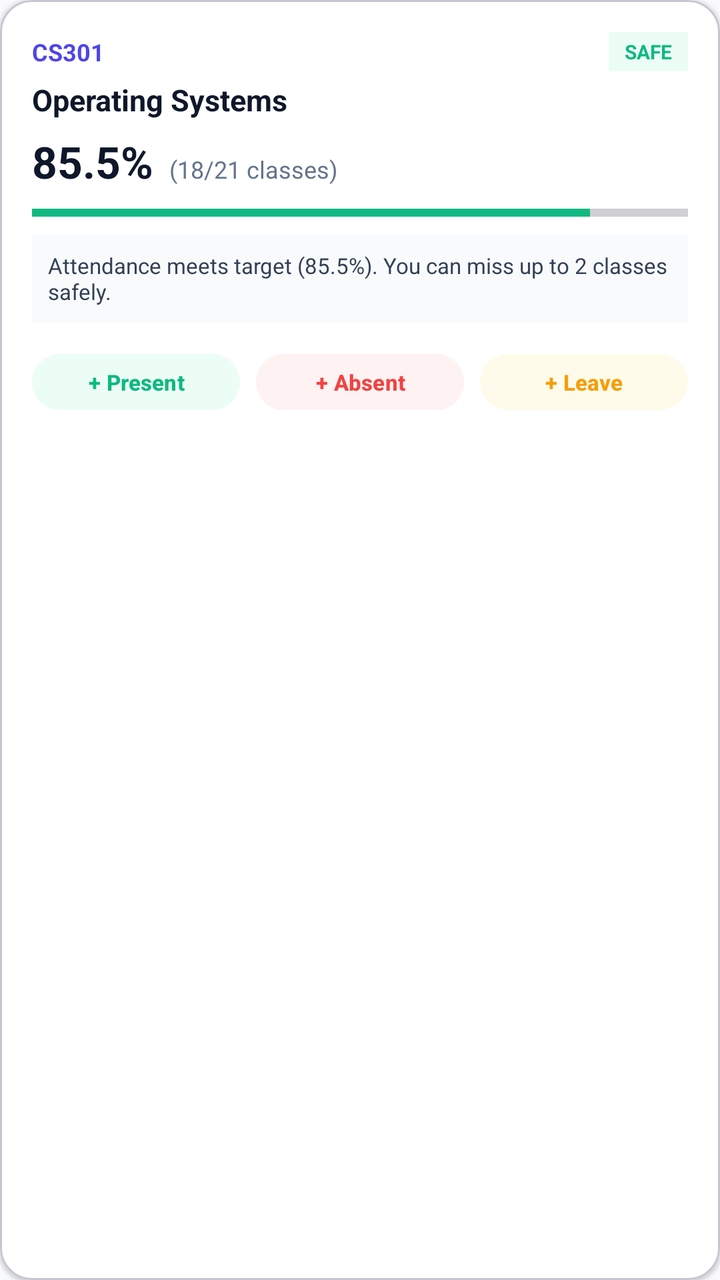
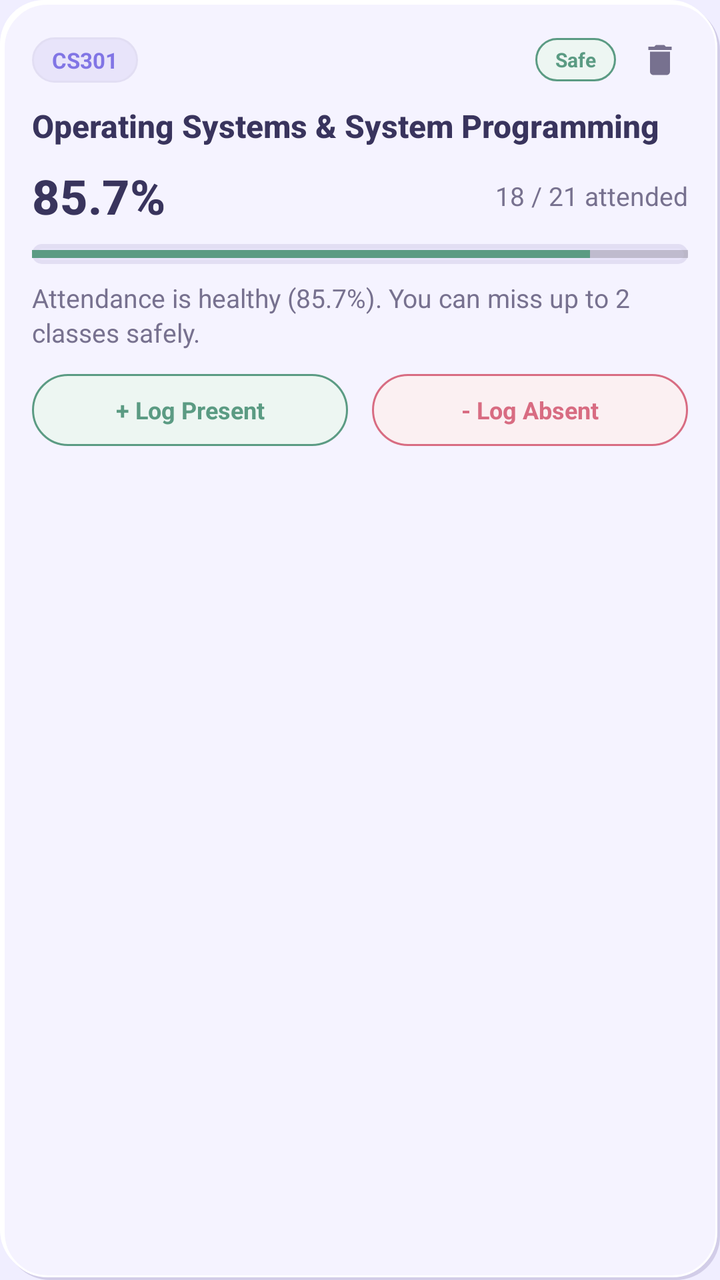

The first picture is an Android layout as it rendered before a commit; the second is the same layout after the commit. The layout source and the unified diff follow.
<!-- AndroidManifest.xml: application theme Theme.AcademiaLife -->
<!-- res/layout/item_attendance_subject.xml -->
<?xml version="1.0" encoding="utf-8"?>
<com.google.android.material.card.MaterialCardView xmlns:android="http://schemas.android.com/apk/res/android"
    xmlns:app="http://schemas.android.com/apk/res-auto"
    android:layout_width="match_parent"
    android:layout_height="wrap_content"
    android:layout_marginBottom="12dp"
    app:cardBackgroundColor="@color/white"
    app:cardCornerRadius="16dp"
    app:cardElevation="1dp">

    <LinearLayout
        android:layout_width="match_parent"
        android:layout_height="wrap_content"
        android:orientation="vertical"
        android:padding="16dp">

        <LinearLayout
            android:layout_width="match_parent"
            android:layout_height="wrap_content"
            android:gravity="center_vertical"
            android:orientation="horizontal">

            <TextView
                android:id="@+id/tvSubjectCode"
                android:layout_width="wrap_content"
                android:layout_height="wrap_content"
                android:text="CS301"
                android:textColor="@color/brand_primary"
                android:textSize="12sp"
                android:textStyle="bold" />

            <View
                android:layout_width="0dp"
                android:layout_height="0dp"
                android:layout_weight="1" />

            <TextView
                android:id="@+id/tvStatusBadge"
                android:layout_width="wrap_content"
                android:layout_height="wrap_content"
                android:background="@color/status_safe_bg"
                android:paddingHorizontal="8dp"
                android:paddingVertical="3dp"
                android:text="SAFE"
                android:textColor="@color/status_safe"
                android:textSize="10sp"
                android:textStyle="bold" />
        </LinearLayout>

        <TextView
            android:id="@+id/tvSubjectName"
            android:layout_width="match_parent"
            android:layout_height="wrap_content"
            android:layout_marginTop="4dp"
            android:text="Operating Systems"
            android:textColor="@color/slate_900"
            android:textSize="15sp"
            android:textStyle="bold" />

        <LinearLayout
            android:layout_width="match_parent"
            android:layout_height="wrap_content"
            android:layout_marginTop="6dp"
            android:gravity="baseline"
            android:orientation="horizontal">

            <TextView
                android:id="@+id/tvAttendancePct"
                android:layout_width="wrap_content"
                android:layout_height="wrap_content"
                android:text="85.5%"
                android:textColor="@color/slate_900"
                android:textSize="22sp"
                android:textStyle="bold" />

            <TextView
                android:id="@+id/tvAttendanceFraction"
                android:layout_width="wrap_content"
                android:layout_height="wrap_content"
                android:layout_marginStart="8dp"
                android:text="(18/21 classes)"
                android:textColor="@color/slate_500"
                android:textSize="12sp" />
        </LinearLayout>

        <ProgressBar
            android:id="@+id/pbAttendance"
            style="@style/Widget.AppCompat.ProgressBar.Horizontal"
            android:layout_width="match_parent"
            android:layout_height="6dp"
            android:layout_marginTop="8dp"
            android:max="100"
            android:progress="85"
            android:progressTint="@color/status_safe" />

        <TextView
            android:id="@+id/tvExplanation"
            android:layout_width="match_parent"
            android:layout_height="wrap_content"
            android:layout_marginTop="8dp"
            android:background="@color/slate_50"
            android:padding="8dp"
            android:text="Attendance meets target (85.5%). You can miss up to 2 classes safely."
            android:textColor="@color/slate_700"
            android:textSize="11sp" />

        
        <LinearLayout
            android:layout_width="match_parent"
            android:layout_height="wrap_content"
            android:layout_marginTop="12dp"
            android:orientation="horizontal">

            <Button
                android:id="@+id/btnQuickPresent"
                style="@style/Widget.Material3.Button.TonalButton"
                android:layout_width="0dp"
                android:layout_height="36dp"
                android:layout_marginEnd="4dp"
                android:layout_weight="1"
                android:backgroundTint="@color/status_safe_bg"
                android:padding="0dp"
                android:text="+ Present"
                android:textColor="@color/status_safe"
                android:textSize="11sp"
                android:textStyle="bold" />

            <Button
                android:id="@+id/btnQuickAbsent"
                style="@style/Widget.Material3.Button.TonalButton"
                android:layout_width="0dp"
                android:layout_height="36dp"
                android:layout_marginStart="4dp"
                android:layout_marginEnd="4dp"
                android:layout_weight="1"
                android:backgroundTint="@color/status_critical_bg"
                android:padding="0dp"
                android:text="+ Absent"
                android:textColor="@color/status_critical"
                android:textSize="11sp"
                android:textStyle="bold" />

            <Button
                android:id="@+id/btnQuickLeave"
                style="@style/Widget.Material3.Button.TonalButton"
                android:layout_width="0dp"
                android:layout_height="36dp"
                android:layout_marginStart="4dp"
                android:layout_weight="1"
                android:backgroundTint="@color/status_warning_bg"
                android:padding="0dp"
                android:text="+ Leave"
                android:textColor="@color/status_warning"
                android:textSize="11sp"
                android:textStyle="bold" />
        </LinearLayout>
    </LinearLayout>
</com.google.android.material.card.MaterialCardView>
<!-- resources referenced by this layout -->
<resources>
  <color name="brand_primary">#4F46E5</color>
  <color name="slate_50">#F8FAFC</color>
  <color name="slate_500">#64748B</color>
  <color name="slate_700">#334155</color>
  <color name="slate_900">#0F172A</color>
  <color name="status_critical">#EF4444</color>
  <color name="status_critical_bg">#FEF2F2</color>
  <color name="status_safe">#10B981</color>
  <color name="status_safe_bg">#ECFDF5</color>
  <color name="status_warning">#F59E0B</color>
  <color name="status_warning_bg">#FFFBEB</color>
  <style name="Theme.AcademiaLife" parent="Theme.Material3.DayNight.NoActionBar">
          
          <item name="colorPrimary">@color/brand_primary</item>
          <item name="colorOnPrimary">@color/white</item>
          <item name="colorPrimaryContainer">@color/slate_100</item>
          <item name="colorOnPrimaryContainer">@color/slate_900</item>
          
          <item name="colorSecondary">@color/brand_secondary</item>
          <item name="colorOnSecondary">@color/white</item>
          
          <item name="android:statusBarColor">@color/slate_900</item>
          <item name="android:windowLightStatusBar">false</item>
          <item name="android:windowBackground">@color/slate_50</item>
      </style>
  <color name="slate_100">#F1F5F9</color>
  <color name="brand_secondary">#06B6D4</color>
  <!-- unchanged entries left out for length: 1 -->
</resources>

<!-- the commit's change to res/layout/item_attendance_subject.xml (unified diff, before → after) -->
@@ -1,158 +1,164 @@
 <?xml version="1.0" encoding="utf-8"?>
-<com.google.android.material.card.MaterialCardView xmlns:android="http://schemas.android.com/apk/res/android"
+<LinearLayout xmlns:android="http://schemas.android.com/apk/res/android"
     xmlns:app="http://schemas.android.com/apk/res-auto"
     android:layout_width="match_parent"
     android:layout_height="wrap_content"
     android:layout_marginBottom="12dp"
-    app:cardBackgroundColor="@color/white"
-    app:cardCornerRadius="16dp"
-    app:cardElevation="1dp">
+    android:background="@drawable/bg_neumorphic_card"
+    android:orientation="vertical"
+    android:padding="16dp">
 
+    
     <LinearLayout
         android:layout_width="match_parent"
         android:layout_height="wrap_content"
-        android:orientation="vertical"
-        android:padding="16dp">
-
-        <LinearLayout
-            android:layout_width="match_parent"
-            android:layout_height="wrap_content"
-            android:gravity="center_vertical"
-            android:orientation="horizontal">
-
-            <TextView
-                android:id="@+id/tvSubjectCode"
-                android:layout_width="wrap_content"
-                android:layout_height="wrap_content"
-                android:text="CS301"
-                android:textColor="@color/brand_primary"
-                android:textSize="12sp"
-                android:textStyle="bold" />
-
-            <View
-                android:layout_width="0dp"
-                android:layout_height="0dp"
-                android:layout_weight="1" />
-
-            <TextView
-                android:id="@+id/tvStatusBadge"
-                android:layout_width="wrap_content"
-                android:layout_height="wrap_content"
-                android:background="@color/status_safe_bg"
-                android:paddingHorizontal="8dp"
-                android:paddingVertical="3dp"
-                android:text="SAFE"
-                android:textColor="@color/status_safe"
-                android:textSize="10sp"
-                android:textStyle="bold" />
-        </LinearLayout>
+        android:gravity="center_vertical"
+        android:orientation="horizontal">
 
         <TextView
-            android:id="@+id/tvSubjectName"
-            android:layout_width="match_parent"
+            android:id="@+id/tvSubjectCode"
+            android:layout_width="wrap_content"
             android:layout_height="wrap_content"
-            android:layout_marginTop="4dp"
-            android:text="Operating Systems"
-            android:textColor="@color/slate_900"
-            android:textSize="15sp"
+            android:background="@drawable/bg_pill_neutral"
+            android:text="CS301"
+            android:textColor="@color/brand_primary"
+            android:textSize="11sp"
             android:textStyle="bold" />
 
-        <LinearLayout
-            android:layout_width="match_parent"
+        <View
+            android:layout_width="0dp"
+            android:layout_height="1dp"
+            android:layout_weight="1" />
+
+        <TextView
+            android:id="@+id/tvStatusBadge"
+            android:layout_width="wrap_content"
             android:layout_height="wrap_content"
-            android:layout_marginTop="6dp"
-            android:gravity="baseline"
-            android:orientation="horizontal">
+            android:background="@drawable/bg_pill_safe"
+            android:text="Safe"
+            android:textColor="@color/status_safe"
+            android:textSize="10sp"
+            android:textStyle="bold" />
 
-            <TextView
-                android:id="@+id/tvAttendancePct"
-                android:layout_width="wrap_content"
-                android:layout_height="wrap_content"
-                android:text="85.5%"
-                android:textColor="@color/slate_900"
-                android:textSize="22sp"
-                android:textStyle="bold" />
+        <ImageView
+            android:id="@+id/btnDeleteSubject"
+            android:layout_width="28dp"
+            android:layout_height="28dp"
+            android:layout_marginStart="8dp"
+            android:clickable="true"
+            android:focusable="true"
+            android:padding="4dp"
+            android:src="@drawable/ic_delete"
+            app:tint="@color/text_muted" />
+    </LinearLayout>
 
-            <TextView
-                android:id="@+id/tvAttendanceFraction"
-                android:layout_width="wrap_content"
-                android:layout_height="wrap_content"
-                android:layout_marginStart="8dp"
-                android:text="(18/21 classes)"
-                android:textColor="@color/slate_500"
-                android:textSize="12sp" />
-        </LinearLayout>
+    <TextView
+        android:id="@+id/tvSubjectName"
+        android:layout_width="match_parent"
+        android:layout_height="wrap_content"
+        android:layout_marginTop="8dp"
+        android:text="Operating Systems &amp; System Programming"
+        android:textColor="@color/text_primary"
+        android:textSize="16sp"
+        android:fontFamily="sans-serif-medium"
+        android:textStyle="bold" />
+
+    
+    <LinearLayout
+        android:layout_width="match_parent"
+        android:layout_height="wrap_content"
+        android:layout_marginTop="8dp"
+        android:gravity="center_vertical"
+        android:orientation="horizontal">
+
+        <TextView
+            android:id="@+id/tvSubjectPct"
+            android:layout_width="wrap_content"
+            android:layout_height="wrap_content"
+            android:text="85.7%"
+            android:textColor="@color/text_primary"
+            android:textSize="24sp"
+            android:fontFamily="sans-serif-medium"
+            android:textStyle="bold" />
+
+        <View
+            android:layout_width="0dp"
+            android:layout_height="1dp"
+            android:layout_weight="1" />
+
+        <TextView
+            android:id="@+id/tvAttendanceCounts"
+            android:layout_width="wrap_content"
+            android:layout_height="wrap_content"
+            android:text="18 / 21 attended"
+            android:textColor="@color/text_secondary"
+            android:textSize="13sp" />
+    </LinearLayout>
+
+    
+    <FrameLayout
+        android:layout_width="match_parent"
+        android:layout_height="10dp"
+        android:layout_marginTop="8dp"
+        android:background="@drawable/bg_neumorphic_sunken">
 
         <ProgressBar
-            android:id="@+id/pbAttendance"
-            style="@style/Widget.AppCompat.ProgressBar.Horizontal"
+            android:id="@+id/pbSubjectProgress"
+            style="?android:attr/progressBarStyleHorizontal"
             android:layout_width="match_parent"
-            android:layout_height="6dp"
-            android:layout_marginTop="8dp"
+            android:layout_height="match_parent"
             android:max="100"
             android:progress="85"
             android:progressTint="@color/status_safe" />
+    </FrameLayout>
+
+    
+    <TextView
+        android:id="@+id/tvExplanation"
+        android:layout_width="match_parent"
+        android:layout_height="wrap_content"
+        android:layout_marginTop="8dp"
+        android:lineSpacingExtra="2dp"
+        android:text="Attendance is healthy (85.7%). You can miss up to 2 classes safely."
+        android:textColor="@color/text_secondary"
+        android:textSize="13sp" />
+
+    
+    <LinearLayout
+        android:layout_width="match_parent"
+        android:layout_height="wrap_content"
+        android:layout_marginTop="12dp"
+        android:orientation="horizontal">
 
         <TextView
-            android:id="@+id/tvExplanation"
-            android:layout_width="match_parent"
-            android:layout_height="wrap_content"
-            android:layout_marginTop="8dp"
-            android:background="@color/slate_50"
-            android:padding="8dp"
-            android:text="Attendance meets target (85.5%). You can miss up to 2 classes safely."
-            android:textColor="@color/slate_700"
-            android:textSize="11sp" />
+            android:id="@+id/btnLogPresent"
+            android:layout_width="0dp"
+            android:layout_height="36dp"
+            android:layout_marginEnd="6dp"
+            android:layout_weight="1"
+            android:background="@drawable/bg_pill_safe"
+            android:clickable="true"
+            android:focusable="true"
+            android:gravity="center"
+            android:text="+ Log Present"
+            android:textColor="@color/status_safe"
+            android:textSize="12sp"
+            android:textStyle="bold" />
 
-        
-        <LinearLayout
-            android:layout_width="match_parent"
-            android:layout_height="wrap_content"
-            android:layout_marginTop="12dp"
-            android:orientation="horizontal">
+        <TextView
+            android:id="@+id/btnLogAbsent"
+            android:layout_width="0dp"
+            android:layout_height="36dp"
+            android:layout_marginStart="6dp"
+            android:layout_weight="1"
+            android:background="@drawable/bg_pill_critical"
+            android:clickable="true"
+            android:focusable="true"
+            android:gravity="center"
+            android:text="- Log Absent"
+            android:textColor="@color/status_critical"
+            android:textSize="12sp"
+            android:textStyle="bold" />
+    </LinearLayout>
 
-            <Button
-                android:id="@+id/btnQuickPresent"
-                style="@style/Widget.Material3.Button.TonalButton"
-                android:layout_width="0dp"
-                android:layout_height="36dp"
-                android:layout_marginEnd="4dp"
-                android:layout_weight="1"
-                android:backgroundTint="@color/status_safe_bg"
-                android:padding="0dp"
-                android:text="+ Present"
-                android:textColor="@color/status_safe"
-                android:textSize="11sp"
-                android:textStyle="bold" />
-
-            <Button
-                android:id="@+id/btnQuickAbsent"
-                style="@style/Widget.Material3.Button.TonalButton"
-                android:layout_width="0dp"
-                android:layout_height="36dp"
-                android:layout_marginStart="4dp"
-                android:layout_marginEnd="4dp"
-                android:layout_weight="1"
-                android:backgroundTint="@color/status_critical_bg"
-                android:padding="0dp"
-                android:text="+ Absent"
-                android:textColor="@color/status_critical"
-                android:textSize="11sp"
-                android:textStyle="bold" />
-
-            <Button
-                android:id="@+id/btnQuickLeave"
-                style="@style/Widget.Material3.Button.TonalButton"
-                android:layout_width="0dp"
-                android:layout_height="36dp"
-                android:layout_marginStart="4dp"
-                android:layout_weight="1"
-                android:backgroundTint="@color/status_warning_bg"
-                android:padding="0dp"
-                android:text="+ Leave"
-                android:textColor="@color/status_warning"
-                android:textSize="11sp"
-                android:textStyle="bold" />
-        </LinearLayout>
-    </LinearLayout>
-</com.google.android.material.card.MaterialCardView>
+</LinearLayout>
<!-- resource entries referenced after the edit -->
@@ -1,32 +1,172 @@
 <!-- resources referenced by this layout -->
 <resources>
-  <color name="brand_primary">#4F46E5</color>
-  <color name="slate_50">#F8FAFC</color>
-  <color name="slate_500">#64748B</color>
-  <color name="slate_700">#334155</color>
-  <color name="slate_900">#0F172A</color>
-  <color name="status_critical">#EF4444</color>
-  <color name="status_critical_bg">#FEF2F2</color>
-  <color name="status_safe">#10B981</color>
-  <color name="status_safe_bg">#ECFDF5</color>
-  <color name="status_warning">#F59E0B</color>
-  <color name="status_warning_bg">#FFFBEB</color>
+  <color name="brand_primary">#8175E5</color>
+  <color name="status_critical">#D86C82</color>
+  <color name="status_critical_bg">#FBF0F2</color>
+  <color name="status_safe">#5B9B83</color>
+  <color name="text_muted">#77718F</color>
+  <color name="text_primary">#39345D</color>
+  <color name="text_secondary">#77718F</color>
+  <!-- drawable bg_neumorphic_card (drawable) -->
+  <?xml version="1.0" encoding="utf-8"?>
+  <layer-list xmlns:android="http://schemas.android.com/apk/res/android">
+      
+      <item
+          android:left="3dp"
+          android:top="3dp">
+          <shape android:shape="rectangle">
+              <corners android:radius="22dp" />
+              <solid android:color="@color/lavender_dark_shadow" />
+          </shape>
+      </item>
+  
+      
+      <item
+          android:right="3dp"
+          android:bottom="3dp">
+          <shape android:shape="rectangle">
+              <corners android:radius="22dp" />
+              <solid android:color="@color/lavender_light_shadow" />
+          </shape>
+      </item>
+  
+      
+      <item
+          android:left="1.5dp"
+          android:top="1.5dp"
+          android:right="1.5dp"
+          android:bottom="1.5dp">
+          <shape android:shape="rectangle">
+              <corners android:radius="22dp" />
+              <solid android:color="@color/lavender_card" />
+              <stroke
+                  android:width="1dp"
+                  android:color="@color/lavender_light_shadow" />
+          </shape>
+      </item>
+  </layer-list>
+  <!-- drawable bg_neumorphic_sunken (drawable) -->
+  <?xml version="1.0" encoding="utf-8"?>
+  <layer-list xmlns:android="http://schemas.android.com/apk/res/android">
+      
+      <item>
+          <shape android:shape="rectangle">
+              <corners android:radius="16dp" />
+              <solid android:color="@color/lavender_divider" />
+          </shape>
+      </item>
+  
+      
+      <item
+          android:left="1.5dp"
+          android:top="1.5dp"
+          android:right="1dp"
+          android:bottom="1dp">
+          <shape android:shape="rectangle">
+              <corners android:radius="15dp" />
+              <solid android:color="@color/lavender_surface" />
+              <stroke
+                  android:width="1dp"
+                  android:color="@color/lavender_divider" />
+          </shape>
+      </item>
+  </layer-list>
+  <!-- drawable bg_pill_critical (drawable) -->
+  <?xml version="1.0" encoding="utf-8"?>
+  <shape xmlns:android="http://schemas.android.com/apk/res/android"
+      android:shape="rectangle">
+      <corners android:radius="50dp" />
+      <solid android:color="@color/status_critical_bg" />
+      <stroke
+          android:width="1dp"
+          android:color="@color/status_critical" />
+      <padding
+          android:left="10dp"
+          android:top="4dp"
+          android:right="10dp"
+          android:bottom="4dp" />
+  </shape>
+  <!-- drawable bg_pill_neutral (drawable) -->
+  <?xml version="1.0" encoding="utf-8"?>
+  <shape xmlns:android="http://schemas.android.com/apk/res/android"
+      android:shape="rectangle">
+      <corners android:radius="50dp" />
+      <solid android:color="@color/lavender_surface" />
+      <stroke
+          android:width="1dp"
+          android:color="@color/lavender_divider" />
+      <padding
+          android:left="10dp"
+          android:top="4dp"
+          android:right="10dp"
+          android:bottom="4dp" />
+  </shape>
+  <!-- drawable bg_pill_safe (drawable) -->
+  <?xml version="1.0" encoding="utf-8"?>
+  <shape xmlns:android="http://schemas.android.com/apk/res/android"
+      android:shape="rectangle">
+      <corners android:radius="50dp" />
+      <solid android:color="@color/status_safe_bg" />
+      <stroke
+          android:width="1dp"
+          android:color="@color/status_safe" />
+      <padding
+          android:left="10dp"
+          android:top="4dp"
+          android:right="10dp"
+          android:bottom="4dp" />
+  </shape>
+  <!-- drawable ic_delete (drawable) -->
+  <vector xmlns:android="http://schemas.android.com/apk/res/android"
+      android:width="24dp"
+      android:height="24dp"
+      android:viewportWidth="24"
+      android:viewportHeight="24">
+    <path
+        android:fillColor="@color/status_critical"
+        android:pathData="M6,19c0,1.1 0.9,2 2,2h8c1.1,0 2,-0.9 2,-2V7H6v12zM19,4h-3.5l-1,-1h-5l-1,1H5v2h14V4z"/>
+  </vector>
+  <color name="status_safe_bg">#EDF6F2</color>
+  <color name="lavender_primary">#8175E5</color>
+  <color name="lavender_deep">#6257C9</color>
+  <color name="lavender_bg">#F0EEFF</color>
+  <style name="ThemeOverlay.AcademiaLife.MaterialAlertDialog" parent="ThemeOverlay.Material3.MaterialAlertDialog">
+          <item name="shapeAppearanceOverlay">@style/ShapeAppearance.AcademiaLife.Dialog</item>
+          <item name="colorSurface">@color/lavender_card</item>
+      </style>
+  <style name="ShapeAppearance.AcademiaLife.Dialog" parent="">
+          <item name="cornerSize">22dp</item>
+      </style>
   <style name="Theme.AcademiaLife" parent="Theme.Material3.DayNight.NoActionBar">
           
-          <item name="colorPrimary">@color/brand_primary</item>
+          <item name="colorPrimary">@color/lavender_primary</item>
           <item name="colorOnPrimary">@color/white</item>
-          <item name="colorPrimaryContainer">@color/slate_100</item>
-          <item name="colorOnPrimaryContainer">@color/slate_900</item>
+          <item name="colorPrimaryContainer">@color/lavender_surface</item>
+          <item name="colorOnPrimaryContainer">@color/lavender_deep</item>
           
-          <item name="colorSecondary">@color/brand_secondary</item>
+          
+          <item name="colorSecondary">@color/lavender_deep</item>
           <item name="colorOnSecondary">@color/white</item>
           
-          <item name="android:statusBarColor">@color/slate_900</item>
-          <item name="android:windowLightStatusBar">false</item>
-          <item name="android:windowBackground">@color/slate_50</item>
+          
+          <item name="android:windowBackground">@color/lavender_bg</item>
+          <item name="colorSurface">@color/lavender_card</item>
+          <item name="colorOnSurface">@color/text_primary</item>
+  
+          
+          <item name="android:statusBarColor">@color/lavender_bg</item>
+          <item name="android:windowLightStatusBar">true</item>
+          <item name="android:navigationBarColor">@color/lavender_bg</item>
+          <item name="android:windowLightNavigationBar" tools:targetApi="o_mr1">true</item>
+  
+          
+          <item name="materialAlertDialogTheme">@style/ThemeOverlay.AcademiaLife.MaterialAlertDialog</item>
       </style>
-  <color name="slate_100">#F1F5F9</color>
-  <color name="brand_secondary">#06B6D4</color>
+  <color name="lavender_dark_shadow">#D2CDE8</color>
+  <color name="lavender_light_shadow">#FFFFFF</color>
+  <color name="lavender_card">#F5F3FF</color>
+  <color name="lavender_divider">#E2DEF3</color>
+  <color name="lavender_surface">#E8E4FA</color>
   <!-- unchanged entries left out for length: 1 -->
 </resources>
 
